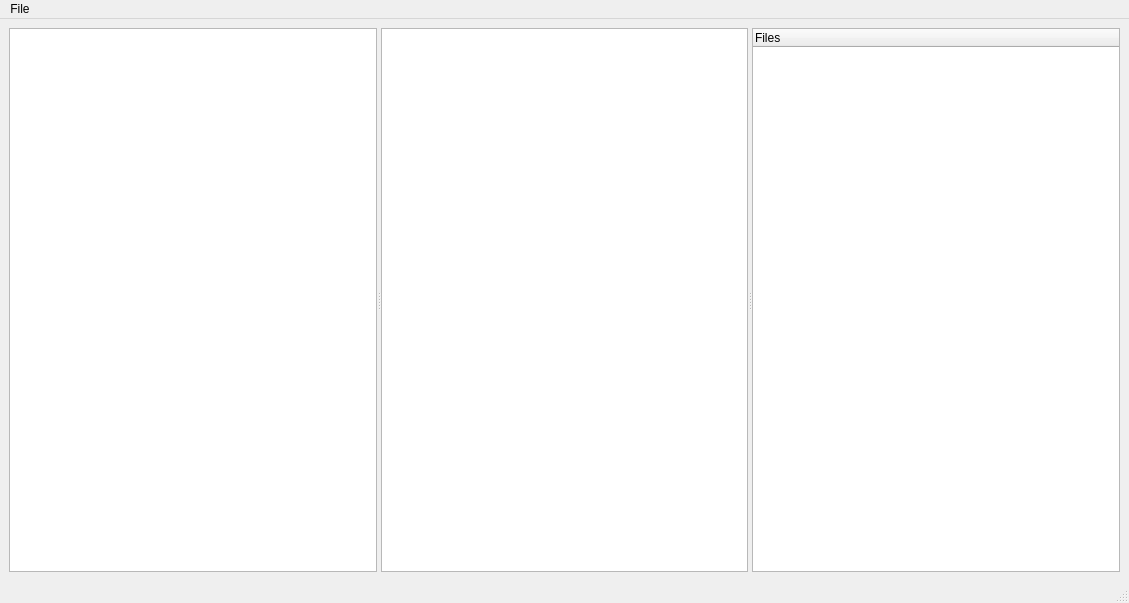
Above: mainwindow.ui from cedoduarte/QtExplorer before the change. Below: the same form after it.
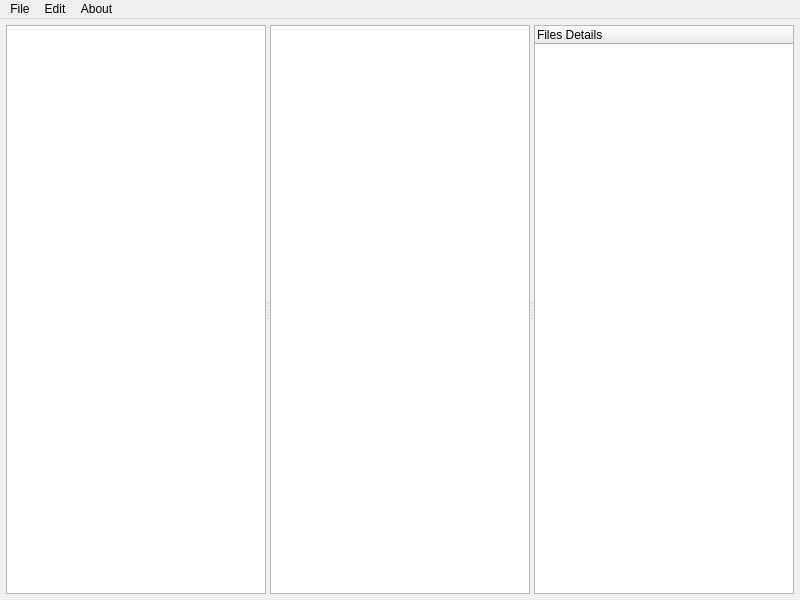
That is the form after the change. Icons and pictures are not drawn.

What changed in the file:
```diff
--- a/mainwindow.ui
+++ b/mainwindow.ui
@@ -6,15 +6,30 @@
    <rect>
     <x>0</x>
     <y>0</y>
-    <width>1129</width>
-    <height>603</height>
+    <width>800</width>
+    <height>600</height>
    </rect>
   </property>
   <property name="windowTitle">
    <string>MainWindow</string>
   </property>
   <widget class="QWidget" name="centralwidget">
-   <layout class="QGridLayout" name="gridLayout">
+   <layout class="QGridLayout" name="gridLayout" rowstretch="0" columnstretch="0" rowminimumheight="0" columnminimumwidth="0">
+    <property name="leftMargin">
+     <number>6</number>
+    </property>
+    <property name="topMargin">
+     <number>6</number>
+    </property>
+    <property name="rightMargin">
+     <number>6</number>
+    </property>
+    <property name="bottomMargin">
+     <number>6</number>
+    </property>
+    <property name="spacing">
+     <number>6</number>
+    </property>
     <item row="0" column="0">
      <widget class="QSplitter" name="splitter">
       <property name="orientation">
@@ -25,7 +40,7 @@
       <widget class="QTreeWidget" name="treeWidget">
        <column>
         <property name="text">
-         <string notr="true">Files</string>
+         <string notr="true">Files Details</string>
         </property>
         <property name="icon">
          <iconset resource="res.qrc">
@@ -42,7 +57,7 @@
     <rect>
      <x>0</x>
      <y>0</y>
-     <width>1129</width>
+     <width>800</width>
      <height>22</height>
     </rect>
    </property>
@@ -52,9 +67,22 @@
     </property>
     <addaction name="actionClose"/>
    </widget>
+   <widget class="QMenu" name="menuEdit">
+    <property name="title">
+     <string>Edit</string>
+    </property>
+    <addaction name="actionPreferences"/>
+   </widget>
+   <widget class="QMenu" name="menuAbout">
+    <property name="title">
+     <string>About</string>
+    </property>
+    <addaction name="actionAbout_Qt"/>
+   </widget>
    <addaction name="menuFile"/>
+   <addaction name="menuEdit"/>
+   <addaction name="menuAbout"/>
   </widget>
-  <widget class="QStatusBar" name="statusbar"/>
   <action name="actionClose">
    <property name="icon">
     <iconset resource="res.qrc">
```
Left out of the diff: 24 changed lines with no effect on the pictures.
